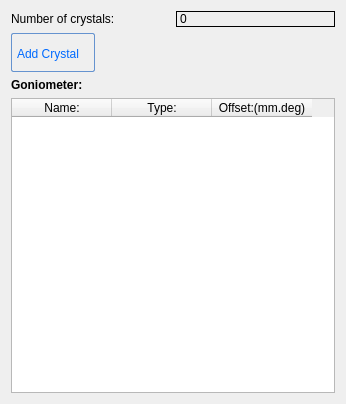
k61n/openhkl, file apps/NSXQt/ui/Tree/SamplePropertyWidget.ui: the form before one commit.
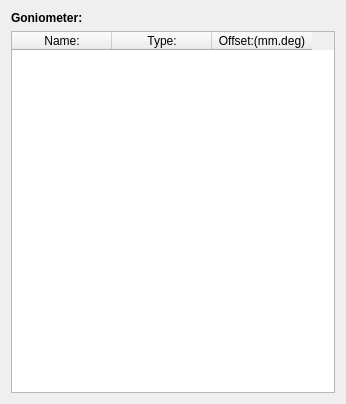
The form after the commit.

Commit message: added a contextual menu event for sample item for adding a new unit cell slight redesign of the corresponding SamplePropertyWidget

```diff
--- a/apps/NSXQt/ui/Tree/SamplePropertyWidget.ui
+++ b/apps/NSXQt/ui/Tree/SamplePropertyWidget.ui
@@ -23,73 +23,7 @@
    <string notr="true"/>
   </property>
   <layout class="QGridLayout" name="gridLayout">
-   <item row="1" column="0" alignment="Qt::AlignLeft">
-    <widget class="QPushButton" name="pushButton_addCrystal">
-     <property name="styleSheet">
-      <string notr="true">QPushButton:hover{
-        background: qlineargradient(x1 : 0, y1 : 0, x2 : 0, y2 :   1, stop :   0.0 #ffd9aa,
-                stop :   0.5 #ffbb6e, stop :   0.55 #feae42, stop :   1.0 #fedb74);
-}
-
-QPushButton {
-        border: 1px solid #6593cf;
-        border-radius: 2px;
-        padding: 5px 15px 2px 5px;
-        background: qlineargradient(x1 : 0, y1 : 0, x2 : 0, y2 :   1, stop :   0.0 #f5f9ff,
-                stop :   0.5 #c7dfff, stop :   0.55 #afd2ff, stop :   1.0 #c0dbff);
-        color: #006aff;
-        font: bold large &quot;Arial&quot;;
-        height: 30px;
-}
-
-
-
-
-QPushButton:pressed {
-        background: qlineargradient(x1 : 0, y1 : 0, x2 : 0, y2 :   1, stop :   0.0 #c0dbff,
-        stop :   0.5 #cfd26f, stop :   0.55 #c7df6f, stop :   1.0 #f5f9ff);
-        padding-top: 2px;
-        padding-left: 3px;
-
-}
-
-
-QPushButton:on {
-        background: qlineargradient(x1 : 0, y1 : 0, x2 : 0, y2 :   1, stop :   0.0 #5AA72D,
-        stop :   0.5 #B3E296, stop :   0.55 #B3E296, stop :   1.0 #f5f9ff);
-        padding-top: 2px;
-        padding-left: 3px;
-}
-
-QPushButton:disabled {
-        background: transparent #e5e9ee;
-        padding-top: 2px;        
-        padding-left: 3px;
-        color: black;
-}</string>
-     </property>
-     <property name="text">
-      <string>Add Crystal</string>
-     </property>
-    </widget>
-   </item>
-   <item row="0" column="1">
-    <widget class="QLabel" name="nsampleLabel">
-     <property name="minimumSize">
-      <size>
-       <width>138</width>
-       <height>0</height>
-      </size>
-     </property>
-     <property name="frameShape">
-      <enum>QFrame::Box</enum>
-     </property>
-     <property name="text">
-      <string>0</string>
-     </property>
-    </widget>
-   </item>
-   <item row="3" column="0" colspan="2">
+   <item row="1" column="0" colspan="2">
     <widget class="QTableWidget" name="tableWidget_Sample">
      <column>
       <property name="text">
@@ -108,20 +42,7 @@
      </column>
     </widget>
    </item>
-   <item row="0" column="0" alignment="Qt::AlignLeft">
-    <widget class="QLabel" name="label_3">
-     <property name="minimumSize">
-      <size>
-       <width>133</width>
-       <height>0</height>
-      </size>
-     </property>
-     <property name="text">
-      <string>Number of crystals:</string>
-     </property>
-    </widget>
-   </item>
-   <item row="2" column="0">
+   <item row="0" column="0">
     <widget class="QLabel" name="label">
      <property name="font">
       <font>
```
The commit also changes 5 other files.
